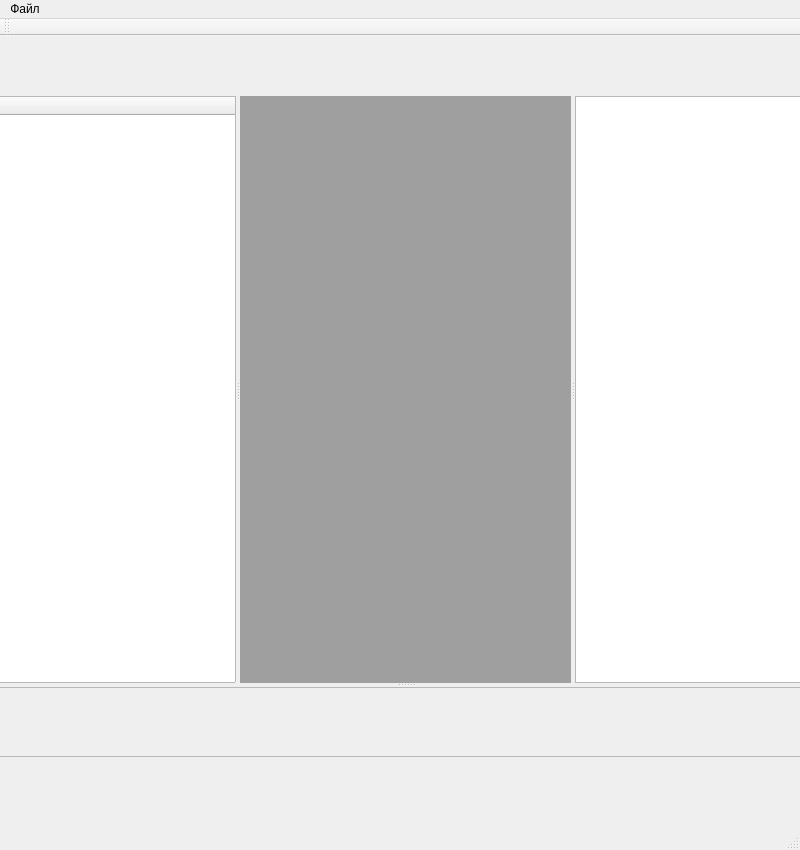
Qt form modfab.ui (EVTsoft/LAUNCH_GUI) before a commit.
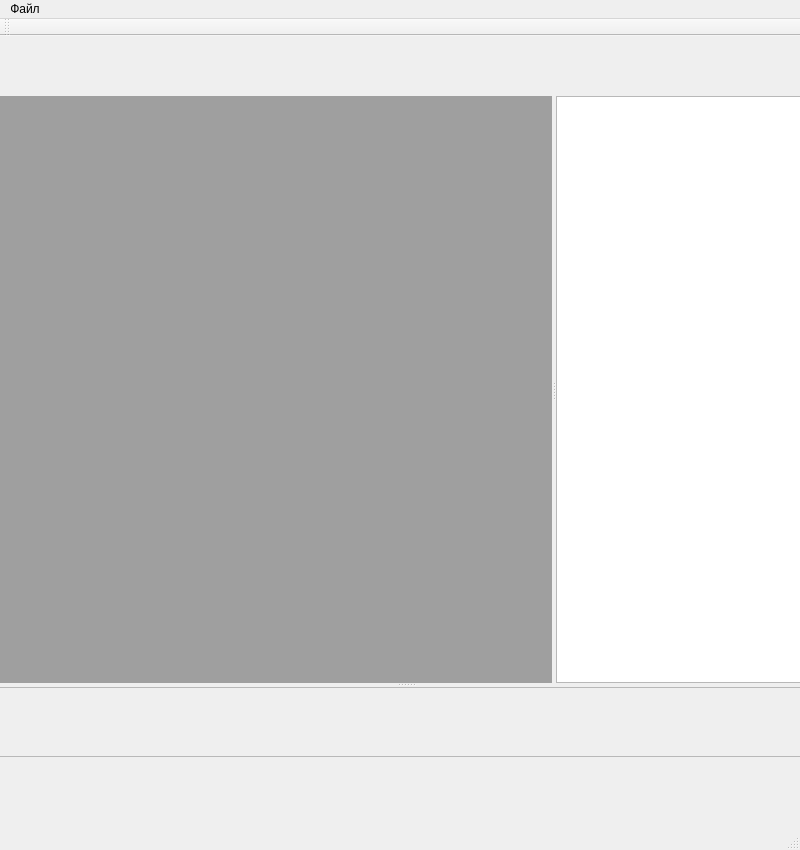
The same form after that commit.

Diff of the .ui file:
```diff
--- a/modfab.ui
+++ b/modfab.ui
@@ -43,22 +43,6 @@
      <property name="orientation">
       <enum>Qt::Horizontal</enum>
      </property>
-     <widget class="QTreeWidget" name="treeWidget">
-      <property name="enabled">
-       <bool>true</bool>
-      </property>
-      <property name="sizePolicy">
-       <sizepolicy hsizetype="Fixed" vsizetype="Expanding">
-        <horstretch>0</horstretch>
-        <verstretch>0</verstretch>
-       </sizepolicy>
-      </property>
-      <column>
-       <property name="text">
-        <string notr="true">1</string>
-       </property>
-      </column>
-     </widget>
      <widget class="QMdiArea" name="mdiArea">
       <property name="sizePolicy">
        <sizepolicy hsizetype="Expanding" vsizetype="Expanding">
```
